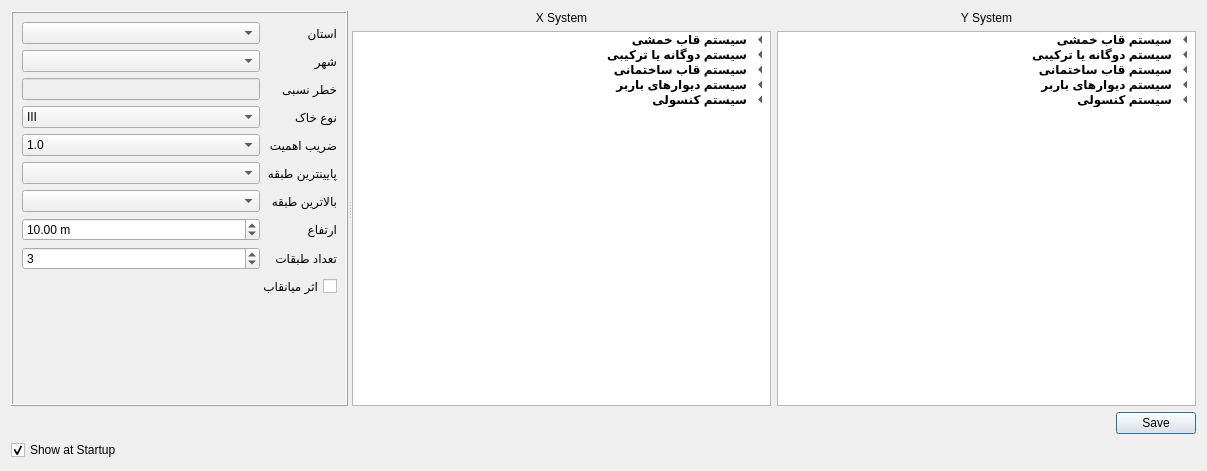
ebrahimraeyat/civilTools, file widgets/civiltools_project_settings.ui: the form before one commit.
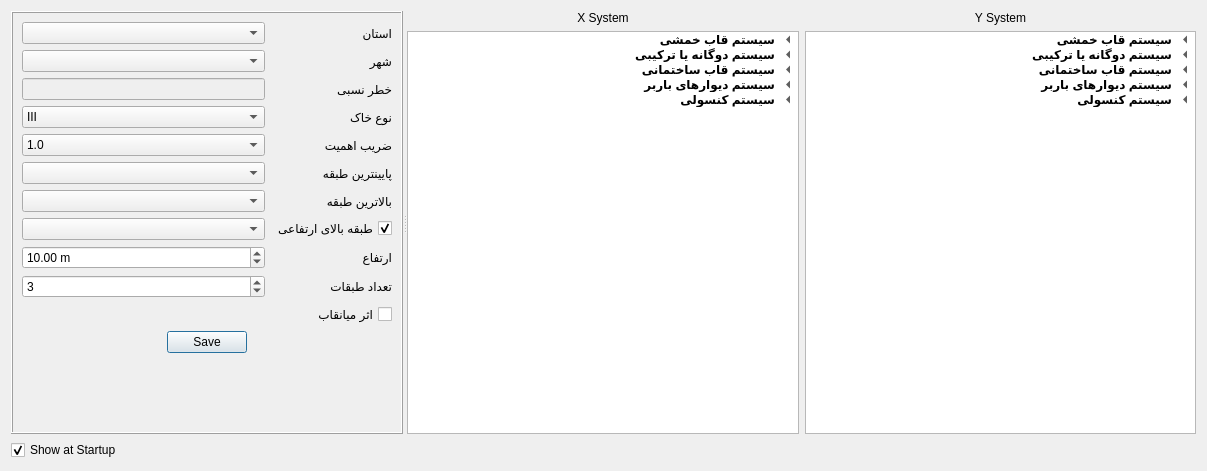
The form after the commit. Icons and pictures are not drawn. Custom widgets are drawn as their Qt base class.

Commit message: Add story for obtain height in settings

The edit to the form file:
```diff
--- a/widgets/civiltools_project_settings.ui
+++ b/widgets/civiltools_project_settings.ui
@@ -33,38 +33,6 @@
       <layout class="QVBoxLayout" name="verticalLayout_2">
        <item>
         <layout class="QGridLayout" name="gridLayout">
-         <item row="4" column="1">
-          <widget class="QLabel" name="label_6">
-           <property name="layoutDirection">
-            <enum>Qt::LeftToRight</enum>
-           </property>
-           <property name="text">
-            <string>ضریب اهمیت</string>
-           </property>
-          </widget>
-         </item>
-         <item row="9" column="0">
-          <widget class="Gui::PrefDoubleSpinBox" name="height_x_spinbox">
-           <property name="layoutDirection">
-            <enum>Qt::LeftToRight</enum>
-           </property>
-           <property name="suffix">
-            <string> m</string>
-           </property>
-           <property name="maximum">
-            <double>300.000000000000000</double>
-           </property>
-           <property name="value">
-            <double>10.000000000000000</double>
-           </property>
-           <property name="prefEntry" stdset="0">
-            <cstring>building_height</cstring>
-           </property>
-           <property name="prefPath" stdset="0">
-            <cstring>Mod/civilTools</cstring>
-           </property>
-          </widget>
-         </item>
          <item row="3" column="1">
           <widget class="QLabel" name="label_5">
            <property name="layoutDirection">
@@ -141,7 +109,7 @@
            </item>
           </widget>
          </item>
-         <item row="9" column="1">
+         <item row="10" column="1">
           <widget class="QLabel" name="label_7">
            <property name="layoutDirection">
             <enum>Qt::LeftToRight</enum>
@@ -151,6 +119,16 @@
            </property>
           </widget>
          </item>
+         <item row="11" column="1">
+          <widget class="QLabel" name="label_8">
+           <property name="layoutDirection">
+            <enum>Qt::LeftToRight</enum>
+           </property>
+           <property name="text">
+            <string>تعداد طبقات</string>
+           </property>
+          </widget>
+         </item>
          <item row="7" column="1">
           <widget class="QLabel" name="label_13">
            <property name="layoutDirection">
@@ -171,16 +149,6 @@
            </property>
           </widget>
          </item>
-         <item row="10" column="1">
-          <widget class="QLabel" name="label_8">
-           <property name="layoutDirection">
-            <enum>Qt::LeftToRight</enum>
-           </property>
-           <property name="text">
-            <string>تعداد طبقات</string>
-           </property>
-          </widget>
-         </item>
          <item row="6" column="1">
           <widget class="QLabel" name="label_12">
            <property name="layoutDirection">
@@ -201,22 +169,55 @@
            </property>
           </widget>
          </item>
-         <item row="11" column="0" colspan="2">
-          <widget class="Gui::PrefCheckBox" name="infillCheckBox">
+         <item row="4" column="1">
+          <widget class="QLabel" name="label_6">
            <property name="layoutDirection">
-            <enum>Qt::RightToLeft</enum>
+            <enum>Qt::LeftToRight</enum>
            </property>
            <property name="text">
-            <string>اثر میانقاب</string>
+            <string>ضریب اهمیت</string>
            </property>
-           <property name="checked">
-            <bool>false</bool>
+          </widget>
+         </item>
+         <item row="10" column="0">
+          <widget class="Gui::PrefDoubleSpinBox" name="height_x_spinbox">
+           <property name="layoutDirection">
+            <enum>Qt::LeftToRight</enum>
            </property>
+           <property name="suffix">
+            <string> m</string>
+           </property>
+           <property name="maximum">
+            <double>300.000000000000000</double>
+           </property>
+           <property name="value">
+            <double>10.000000000000000</double>
+           </property>
            <property name="prefEntry" stdset="0">
-            <cstring>is_infill</cstring>
+            <cstring>building_height</cstring>
            </property>
            <property name="prefPath" stdset="0">
-            <cstring>Mod/Civil</cstring>
+            <cstring>Mod/civilTools</cstring>
+           </property>
+          </widget>
+         </item>
+         <item row="2" column="1">
+          <widget class="QLabel" name="label_14">
+           <property name="layoutDirection">
+            <enum>Qt::LeftToRight</enum>
+           </property>
+           <property name="text">
+            <string>خطر نسبی</string>
+           </property>
+          </widget>
+         </item>
+         <item row="0" column="0">
+          <widget class="Gui::PrefComboBox" name="ostanBox">
+           <property name="prefEntry" stdset="0">
+            <cstring>ostan</cstring>
+           </property>
+           <property name="prefPath" stdset="0">
+            <cstring>Mod/civilTools</cstring>
            </property>
           </widget>
          </item>
@@ -240,33 +241,22 @@
            </property>
           </widget>
          </item>
-         <item row="2" column="1">
-          <widget class="QLabel" name="label_14">
+         <item row="12" column="0" colspan="2">
+          <widget class="Gui::PrefCheckBox" name="infillCheckBox">
            <property name="layoutDirection">
-            <enum>Qt::LeftToRight</enum>
+            <enum>Qt::RightToLeft</enum>
            </property>
            <property name="text">
-            <string>خطر نسبی</string>
+            <string>اثر میانقاب</string>
            </property>
-          </widget>
-         </item>
-         <item row="0" column="0">
-          <widget class="Gui::PrefComboBox" name="ostanBox">
-           <property name="prefEntry" stdset="0">
-            <cstring>ostan</cstring>
+           <property name="checked">
+            <bool>false</bool>
            </property>
-           <property name="prefPath" stdset="0">
-            <cstring>Mod/civilTools</cstring>
-           </property>
-          </widget>
-         </item>
-         <item row="1" column="0">
-          <widget class="Gui::PrefComboBox" name="cityBox">
            <property name="prefEntry" stdset="0">
-            <cstring>city</cstring>
+            <cstring>is_infill</cstring>
            </property>
            <property name="prefPath" stdset="0">
-            <cstring>Mod/civilTools</cstring>
+            <cstring>Mod/Civil</cstring>
            </property>
           </widget>
          </item>
@@ -277,7 +267,17 @@
            </property>
           </widget>
          </item>
-         <item row="10" column="0">
+         <item row="1" column="0">
+          <widget class="Gui::PrefComboBox" name="cityBox">
+           <property name="prefEntry" stdset="0">
+            <cstring>city</cstring>
+           </property>
+           <property name="prefPath" stdset="0">
+            <cstring>Mod/civilTools</cstring>
+           </property>
+          </widget>
+         </item>
+         <item row="11" column="0">
           <widget class="QSpinBox" name="no_story_x_spinbox">
            <property name="minimum">
             <number>1</number>
@@ -287,8 +287,44 @@
            </property>
           </widget>
          </item>
+         <item row="8" column="0">
+          <widget class="Gui::PrefComboBox" name="top_story_for_height">
+           <property name="prefEntry" stdset="0">
+            <cstring>ostan</cstring>
+           </property>
+           <property name="prefPath" stdset="0">
+            <cstring>Mod/civilTools</cstring>
+           </property>
+          </widget>
+         </item>
+         <item row="8" column="1">
+          <widget class="QCheckBox" name="top_story_for_height_checkbox">
+           <property name="layoutDirection">
+            <enum>Qt::RightToLeft</enum>
+           </property>
+           <property name="text">
+            <string>طبقه بالای ارتفاعی</string>
+           </property>
+           <property name="checked">
+            <bool>true</bool>
+           </property>
+          </widget>
+         </item>
         </layout>
        </item>
+       <item>
+        <widget class="QDialogButtonBox" name="buttonBox">
+         <property name="orientation">
+          <enum>Qt::Horizontal</enum>
+         </property>
+         <property name="standardButtons">
+          <set>QDialogButtonBox::Save</set>
+         </property>
+         <property name="centerButtons">
+          <bool>true</bool>
+         </property>
+        </widget>
+       </item>
        <item>
         <spacer name="verticalSpacer">
          <property name="orientation">
@@ -840,16 +876,6 @@
      </widget>
     </widget>
    </item>
-   <item>
-    <widget class="QDialogButtonBox" name="buttonBox">
-     <property name="orientation">
-      <enum>Qt::Horizontal</enum>
-     </property>
-     <property name="standardButtons">
-      <set>QDialogButtonBox::Save</set>
-     </property>
-    </widget>
-   </item>
    <item>
     <widget class="Gui::PrefCheckBox" name="show_at_startup">
      <property name="text">
```
The commit also changes 2 other files.
